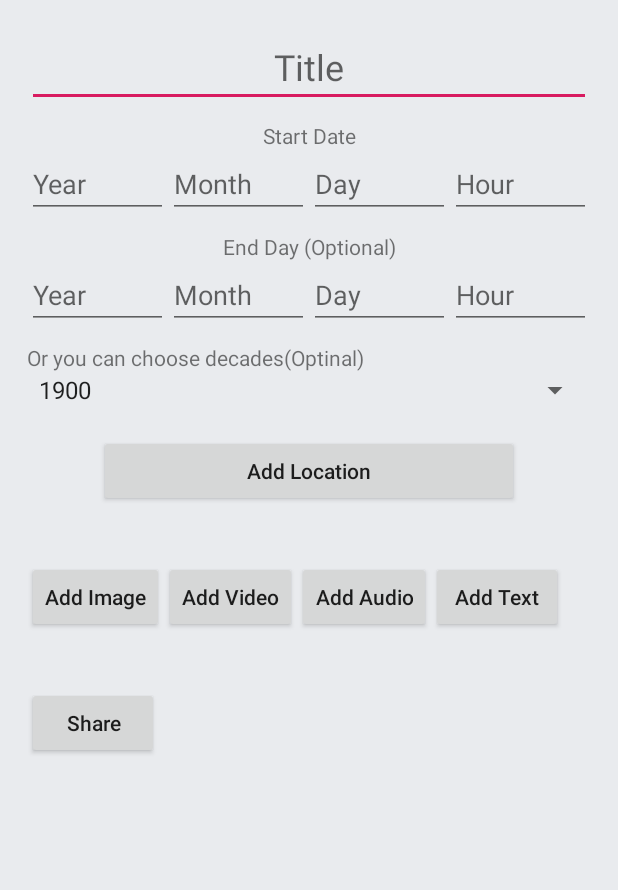
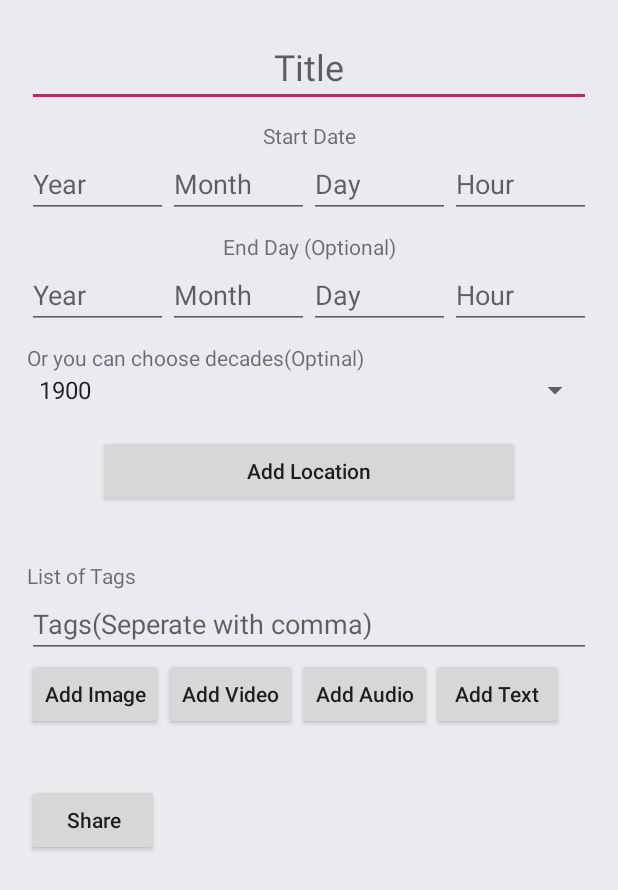
Before and after one commit to bounswe/bounswe2018group1, an Android app: the fragment CreateFragment shown on its own in the app's theme, on a phone screen of 412 x 824 dp. Shown: the top 890 px of the screen. Run offline under Robolectric (Android 15) with nearby library versions, the light colour scheme and no system bars; our stand-ins replace Picasso, Volley; network calls fail; pictures from the network do not load.

Commit message:
tags are added at create page

```diff
--- a/android/app/src/main/res/layout/fragment_create.xml
+++ b/android/app/src/main/res/layout/fragment_create.xml
@@ -153,6 +153,17 @@
             android:layout_marginTop="18dp"
             android:layout_marginBottom="18dp"
             android:orientation="vertical"></LinearLayout>
+        <TextView
+            android:layout_width="match_parent"
+            android:layout_height="wrap_content"
+            android:text="List of Tags"
+            android:textAllCaps="false"/>
+        <EditText
+            android:layout_width="match_parent"
+            android:layout_height="wrap_content"
+            android:hint="Tags(Seperate with comma)"
+            android:id="@+id/tags"
+            android:textAllCaps="false"/>
 
         <LinearLayout
             android:id="@+id/addButton"
```
Also changed, not shown: android/app/src/main/java/bounswe2018group1/cmpe451/fragments/CreateFragment.java (+10 -1 lines), android/app/src/main/java/bounswe2018group1/cmpe451/helpers/ClientAPI.java (+6 -4 lines).
